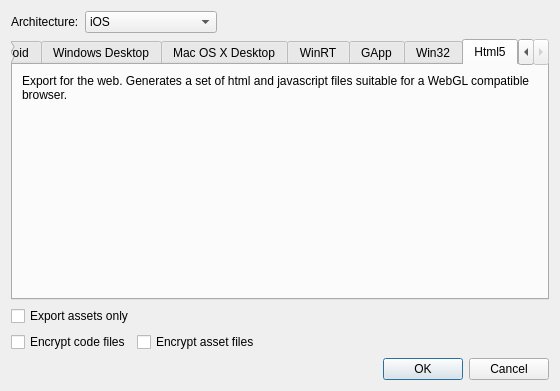
Above: ui/exportprojectdialog.ui from gideros/gideros before the change. Below: the same form after it.
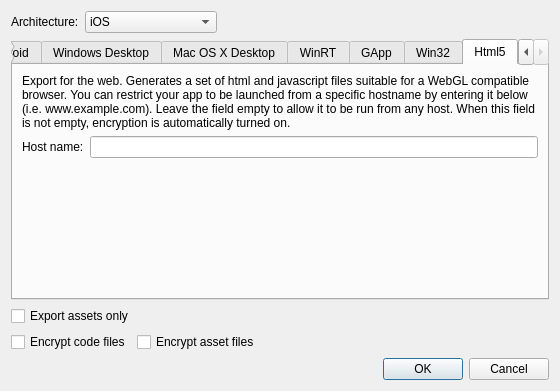
That is the form after the change. The open tabs and pages were chosen to show the change.

Commit message: HTML5 export: add restriction to run on a specific host

```diff
--- a/ui/exportprojectdialog.ui
+++ b/ui/exportprojectdialog.ui
@@ -499,13 +499,27 @@
        <item>
         <widget class="QLabel" name="label_3">
          <property name="text">
-          <string>Export for the web. Generates a set of html and javascript files suitable for a WebGL compatible browser.</string>
+          <string>Export for the web. Generates a set of html and javascript files suitable for a WebGL compatible browser. You can restrict your app to be launched from a specific hostname by entering it below (i.e. www.example.com). Leave the field empty to allow it to be run from any host. When this field is not empty, encryption is automatically turned on.</string>
          </property>
          <property name="wordWrap">
           <bool>true</bool>
          </property>
         </widget>
        </item>
+       <item>
+        <layout class="QHBoxLayout" name="horizontalLayout_4">
+         <item>
+          <widget class="QLabel" name="label_4">
+           <property name="text">
+            <string>Host name:</string>
+           </property>
+          </widget>
+         </item>
+         <item>
+          <widget class="QLineEdit" name="html5_host"/>
+         </item>
+        </layout>
+       </item>
        <item>
         <spacer name="verticalSpacer_3">
          <property name="orientation">
```
The commit also changes 6 other files.
